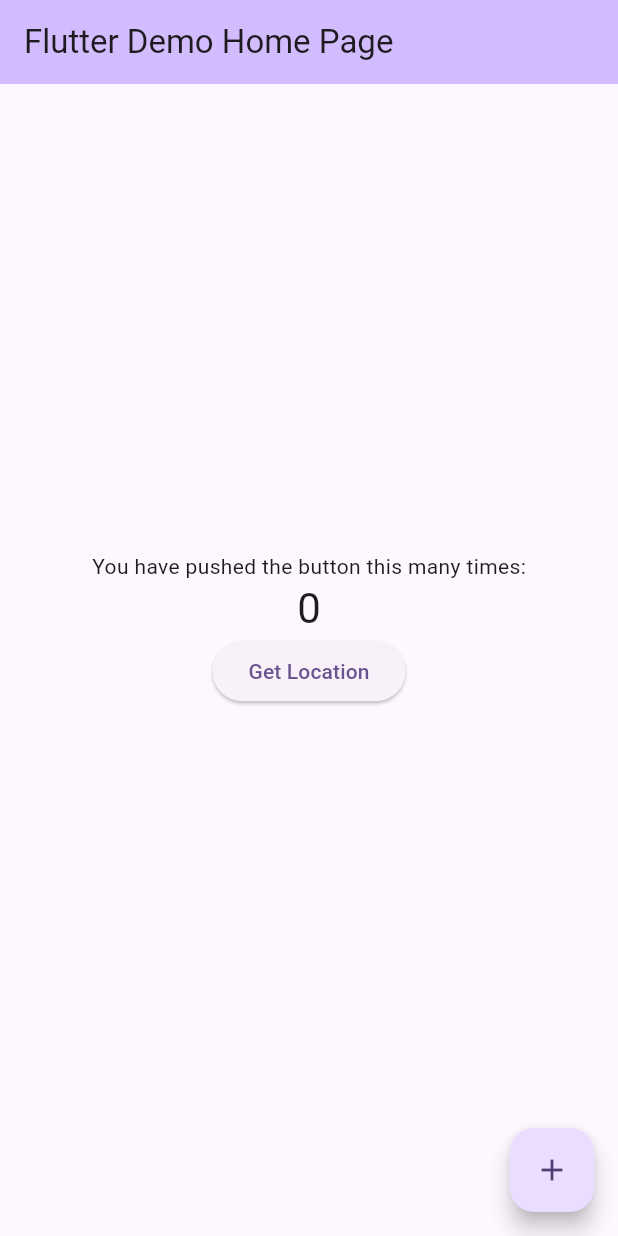
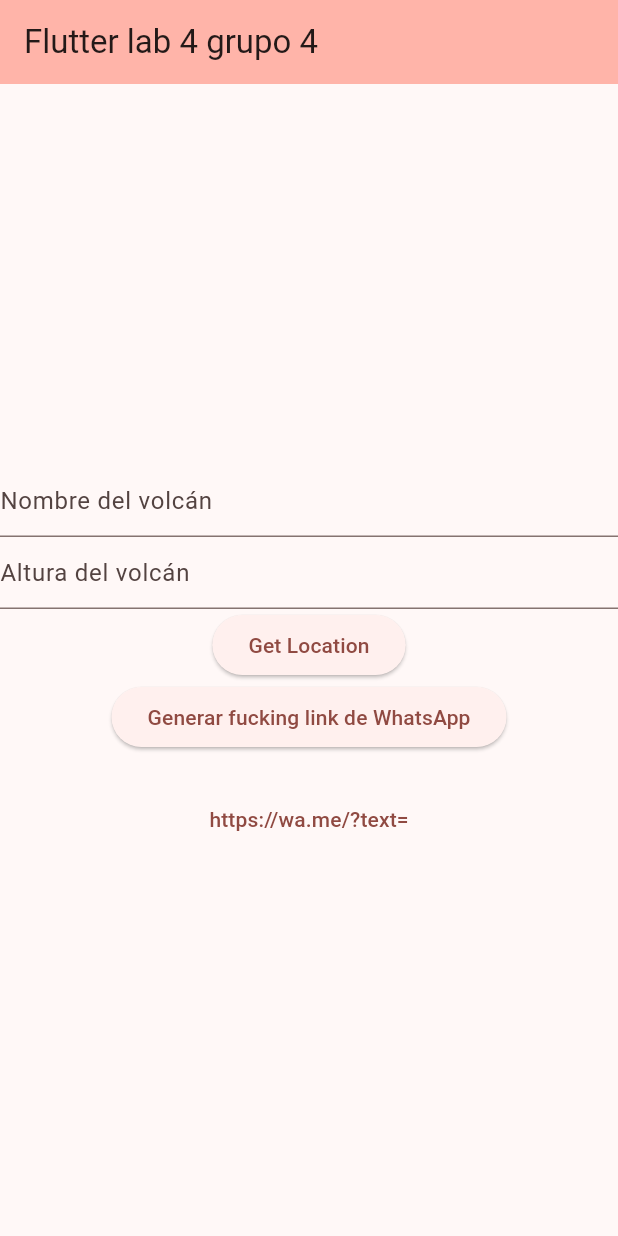
Before and after one commit to pipobarari/lab4, a Flutter app: the screen it shows after launch, on a phone screen of 412 x 824 dp. Run offline on Flutter 3.47's test engine with Material 2 defaults, Android fonts, the light colour scheme and no system bars; our stand-ins replace geolocator.

Commit message:
Abre whatsapp

```diff
--- a/lib/main.dart
+++ b/lib/main.dart
@@ -13,10 +13,10 @@
     return MaterialApp(
       title: 'Flutter Demo',
       theme: ThemeData(
-        colorScheme: ColorScheme.fromSeed(seedColor: Colors.deepPurple),
+        colorScheme: ColorScheme.fromSeed(seedColor: Colors.red),
         useMaterial3: true,
       ),
-      home: const MyHomePage(title: 'Flutter Demo Home Page'),
+      home: const MyHomePage(title: 'Flutter lab 4 grupo 4'),
     );
   }
 }
@@ -31,14 +31,6 @@
 }
 
 class _MyHomePageState extends State<MyHomePage> {
-  int _counter = 0;
-
-  void _incrementCounter() {
-    setState(() {
-      _counter++;
-    });
-  }
-
   @override
   Widget build(BuildContext context) {
     return Scaffold(
@@ -49,22 +41,9 @@
       body: Center(
         child: Column(
           mainAxisAlignment: MainAxisAlignment.center,
-            children: <Widget>[
-              const Text(
-                'You have pushed the button this many times:',
-              ),
-              Text(
-                '$_counter',
-                style: Theme.of(context).textTheme.headlineMedium,
-              ),
-              LocationWidget()
-            ],
+          children: <Widget>[LocationWidget()],
         ),
       ),
-        floatingActionButton: FloatingActionButton(
-          onPressed: _incrementCounter,
-          tooltip: 'Increment',
-          child: const Icon(Icons.add),
-        ));
+    );
   }
 }
--- a/lib/widgets/location.dart
+++ b/lib/widgets/location.dart
@@ -1,5 +1,6 @@
 import 'package:flutter/material.dart';
 import 'package:geolocator/geolocator.dart';
+import 'package:url_launcher/url_launcher.dart';
 
 class LocationWidget extends StatefulWidget {
   @override
@@ -7,7 +8,8 @@ class LocationWidget extends StatefulWidget {
 }
 
 class _LocationWidgetState extends State<LocationWidget> {
-  String _locationMessage = '';
+  String _locationMessage = 'https://wa.me/?text=';
+  String? whatsAppLink;
 
   Future<Position> _determinePosition() async {
     bool serviceEnabled;
@@ -51,9 +53,17 @@ class _LocationWidgetState extends State<LocationWidget> {
     final position = await _determinePosition();
 
     setState(() {
-      _locationMessage =
+      _locationMessage = _locationMessage +
           'Latitude: ${position.latitude}\nLongitude: ${position.longitude}';
     });
+  }
+
+  void sendWhatsAppLink() async {
+    if (await canLaunchUrl(Uri.parse(_locationMessage))) {
+      await launchUrl(Uri.parse(_locationMessage));
+    } else {
+      print('Failed to open WhatsApp');
+    }
   }
 
   @override
@@ -61,12 +71,27 @@ class _LocationWidgetState extends State<LocationWidget> {
     return Column(
       mainAxisAlignment: MainAxisAlignment.center,
       children: <Widget>[
+        const TextField(
+          decoration: InputDecoration(hintText: 'Nombre del volcán'),
+        ),
+        const TextField(
+          decoration: InputDecoration(hintText: 'Altura del volcán'),
+        ),
         ElevatedButton(
           onPressed: _getCurrentLocation,
-          child: Text('Get Location'),
+          child: const Text('Get Location'),
         ),
-        SizedBox(height: 20),
-        Text(_locationMessage),
+        ElevatedButton(
+          onPressed: sendWhatsAppLink,
+          child: const Text('Generar fucking link de WhatsApp'),
+        ),
+        const SizedBox(height: 20),
+        TextButton(
+            onPressed: () {
+              launchUrl(Uri.parse(_locationMessage),
+                  mode: LaunchMode.externalApplication);
+            },
+            child: Text(_locationMessage)),
       ],
     );
   }
--- a/pubspec.yaml
+++ b/pubspec.yaml
@@ -36,6 +36,7 @@ dependencies:
   # Use with the CupertinoIcons class for iOS style icons.
   cupertino_icons: ^1.0.2
   geolocator: ^9.0.2
+  url_launcher: ^6.1.11
 
 dev_dependencies:
   flutter_test:
```
Also changed, not shown: pubspec.lock, 5 other files. Lines whose indentation alone changed are shown as unchanged.
